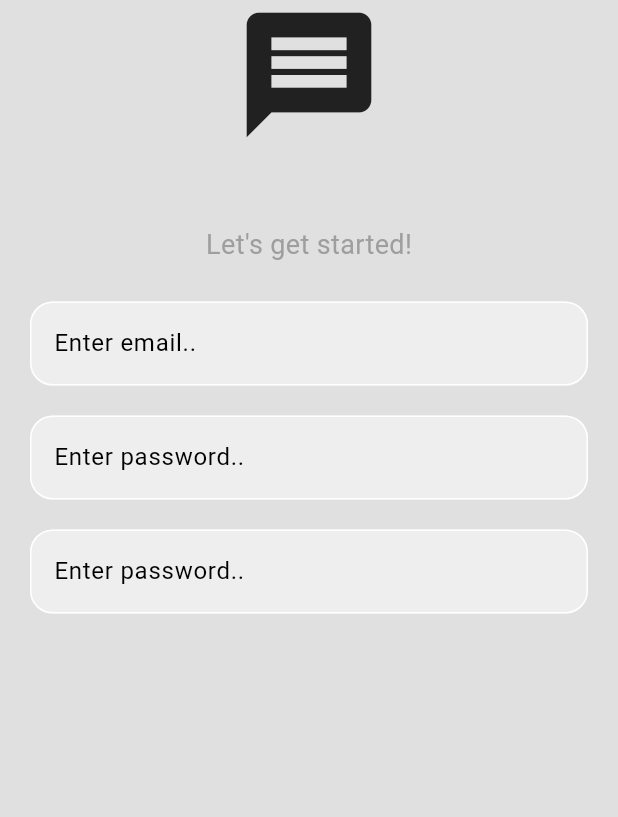
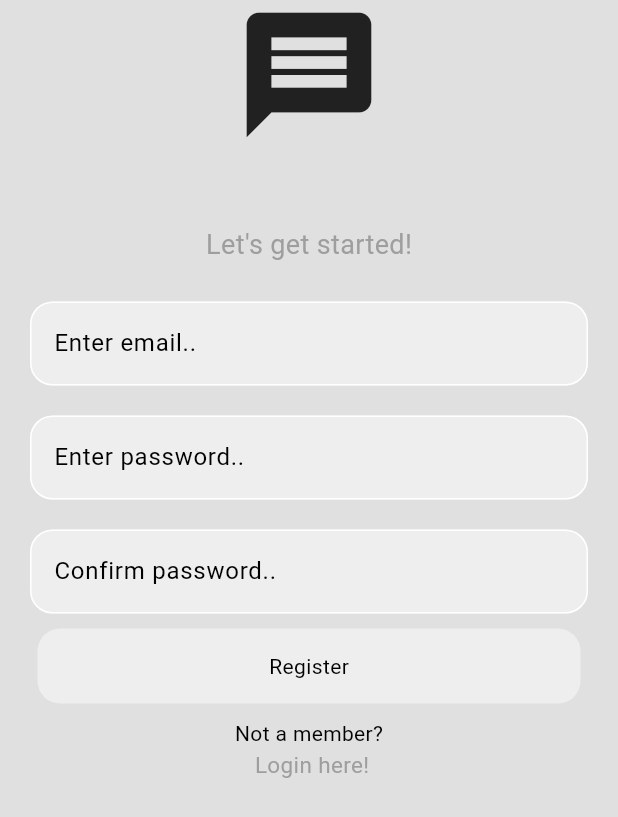
Before and after one commit to Odhi-ambo/messaging_app, a Flutter app: the RegisterPage screen opened directly, on a phone screen of 412 x 824 dp. Shown: the top 817 px of the screen. Run offline on Flutter 3.47's test engine with Material 3 defaults, Android fonts, the phone set to English and light mode, and no system bars.

Commit message:
registration page

```diff
--- a/lib/pages/register_page.dart
+++ b/lib/pages/register_page.dart
@@ -1,10 +1,15 @@
 import 'package:flutter/material.dart';
+import 'package:messaging_app/components/my_button.dart';
 import 'package:messaging_app/components/my_textfield.dart';
 
 class RegisterPage extends StatelessWidget {
   final TextEditingController emailController = TextEditingController();
   final TextEditingController passwordController = TextEditingController();
+  final TextEditingController confirmPasswordController =
+      TextEditingController();
   RegisterPage({super.key});
+//register function
+  void register() {}
 
   @override
   Widget build(BuildContext context) {
@@ -46,13 +51,21 @@ class RegisterPage extends StatelessWidget {
 
             //confirm password textfield
             MyTextfield(
-                hintText: 'Enter password..',
+                hintText: 'Confirm password..',
                 obscureText: true,
-                controller: passwordController)
+                controller: confirmPasswordController),
 
             //register button
+            MyButton(text: 'Register', onTap: register),
+            const SizedBox(
+              height: 10,
+            ),
 
             //login button
+            Text('Not a member?'),
+            Text(' Login here!',
+                style: TextStyle(
+                    color: Theme.of(context).colorScheme.primary, fontSize: 15))
           ])),
     );
   }
```
